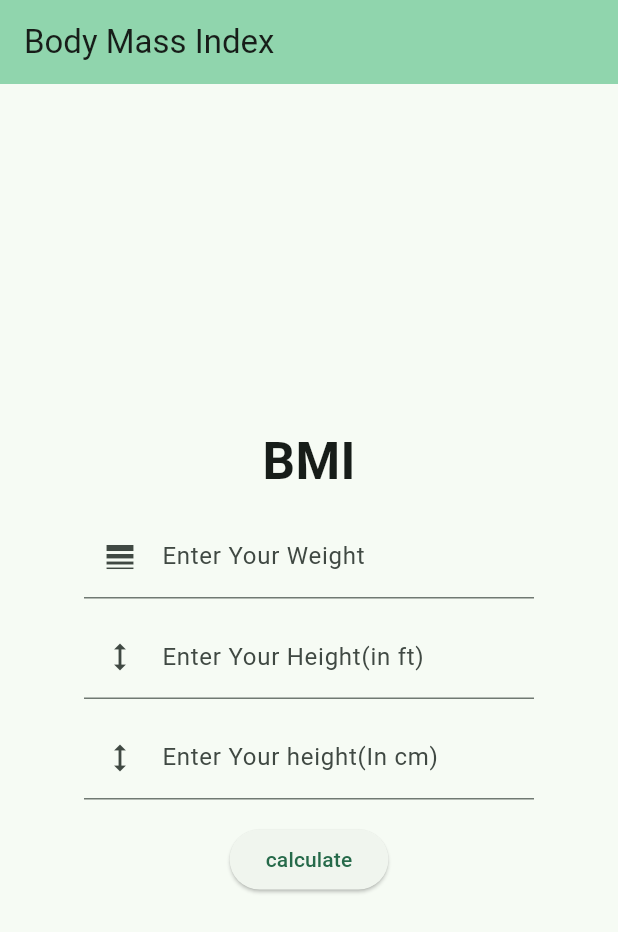
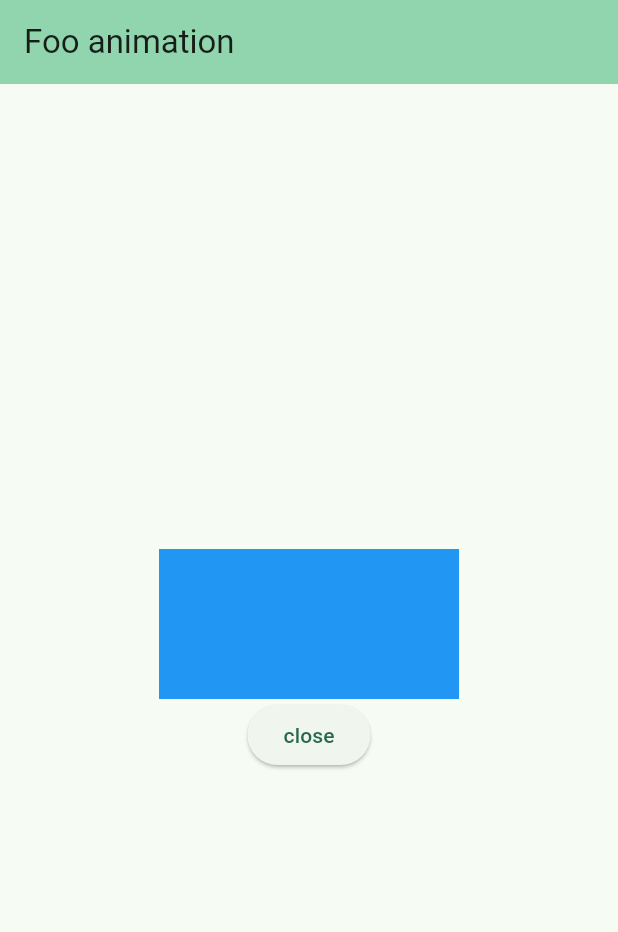
Before and after one commit to IAMNOOBWWW/initial_app, a Flutter app: the screen it shows after launch, on a phone screen of 412 x 824 dp. Shown: the top 932 px of the screen. Run offline on Flutter 3.47's test engine with Material 3 defaults, Android fonts, the phone set to English and light mode, and no system bars.

Commit message:
foo animation

```diff
--- a/lib/main.dart
+++ b/lib/main.dart
@@ -32,97 +32,36 @@ class MyHomePage extends StatefulWidget {
 }
 
 class _MyHomePageState extends State<MyHomePage> {
-  var wtController = TextEditingController();
-  var ftController = TextEditingController();
-  var inController = TextEditingController();
-  String result = "";
+  var myOpacity = 1.0;
 
   @override
   Widget build(BuildContext context) {
     return Scaffold(
         appBar: AppBar(
             backgroundColor: Theme.of(context).colorScheme.inversePrimary,
-        title: const Text('Body Mass Index'),
+            title: Text('Foo animation')),
+        body: Center(
+          child: Column(
+            mainAxisAlignment: MainAxisAlignment.center,
+            children: [
+              AnimatedOpacity(
+                opacity: myOpacity,
+                duration: Duration(seconds: 2),
+                child: Container(
+                  width: 200,
+                  height: 100,
+                  color: Colors.blue,
                 ),
-      body: Center(
-        child: Container(
-          width: 300,
-          child: Column(mainAxisAlignment: MainAxisAlignment.center, children: [
-            const Text(
-              'BMI',
-              style: TextStyle(fontSize: 34, fontWeight: FontWeight.w600),
-            ),
-            const SizedBox(
-              height: 11,
-            ),
-            TextField(
-              controller: wtController,
-              decoration: const InputDecoration(
-                  label: Text('Enter Your Weight'),
-                  prefixIcon: Icon(Icons.line_weight)),
-              keyboardType: TextInputType.number,
-            ),
-            const SizedBox(
-              height: 11,
-            ),
-            TextField(
-              controller: ftController,
-              decoration: const InputDecoration(
-                  label: Text('Enter Your Height(in ft)'),
-                  prefixIcon: Icon(Icons.height)),
-              keyboardType: TextInputType.number,
-            ),
-            const SizedBox(
-              height: 11,
-            ),
-            TextField(
-              controller: inController,
-              decoration: const InputDecoration(
-                  label: Text('Enter Your height(In cm)'),
-                  prefixIcon: Icon(Icons.height)),
-              keyboardType: TextInputType.number,
-            ),
-            const SizedBox(
-              height: 16,
               ),
               ElevatedButton(
-                child: const Text('calculate'),
                   onPressed: () {
-                  var wt = wtController.text.toString();
-                  var ft = ftController.text.toString();
-                  var inch = inController.text.toString();
-                  result = "";
-
-                  if (wt != "" && ft != "" && inch != "") {
-                    var iwt = int.parse(wt);
-                    var ift = int.parse(ft);
-                    var iinch = int.parse(inch);
-                    var tinch = ift * 12 + iinch;
-                    var tcm = tinch * 2.54;
-                    var tm = tcm / 100;
-                    var bmi = iwt / (tm * tm);
-
                     setState(() {
-                      result = "Your BMI is: $bmi ";
+                      myOpacity = 0.0;
                     });
-                  } else {
-                    setState(() {
-                      result =
-                          const Text("Please fill all the blanks!!!") as String;
-                    });
-                  }
-                  const Text(
-                    'Calculate',
-                    selectionColor: Colors.amberAccent,
-                  );
-                  Text(
-                    result,
-                    style: const TextStyle(fontSize: 16),
-                  );
-                })
-          ]),
+                  },
+                  child: Text("close"))
+            ],
           ),
-      ),
-    );
+        ));
   }
 }
```
Lines whose indentation alone changed are shown as unchanged.
